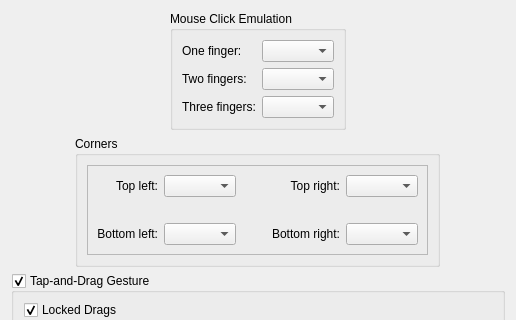
The window that src/kcm/ui/tap.ui (KDE/plasma-desktop) describes before a commit, drawn with Qt 5; both pictures show x 0 to 516 and y 0 to 320 of the 516 by 546 pixel window.
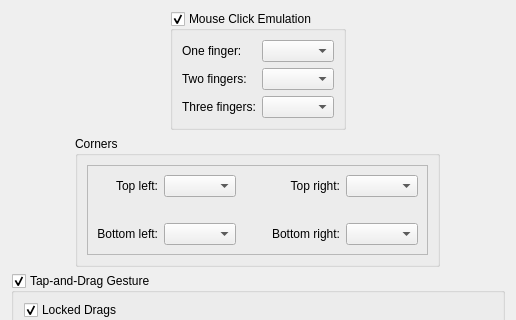
The same window after the commit. Custom widgets are drawn as their Qt base class.

What changed in the file:
```diff
--- a/src/kcm/ui/tap.ui
+++ b/src/kcm/ui/tap.ui
@@ -30,6 +30,9 @@
        <property name="flat">
         <bool>true</bool>
        </property>
+       <property name="checkable">
+        <bool>true</bool>
+       </property>
        <layout class="QFormLayout" name="formLayout_3">
         <property name="formAlignment">
          <set>Qt::AlignHCenter|Qt::AlignTop</set>
```
Left out of the diff: 30 changed lines with no effect on the pictures.
